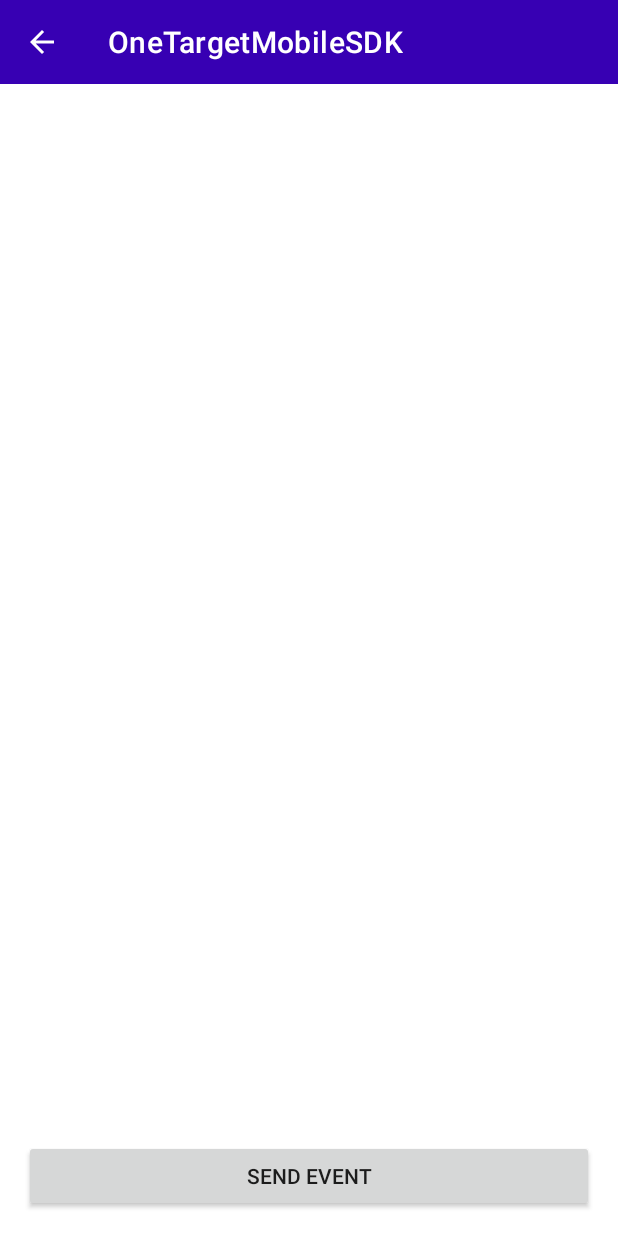
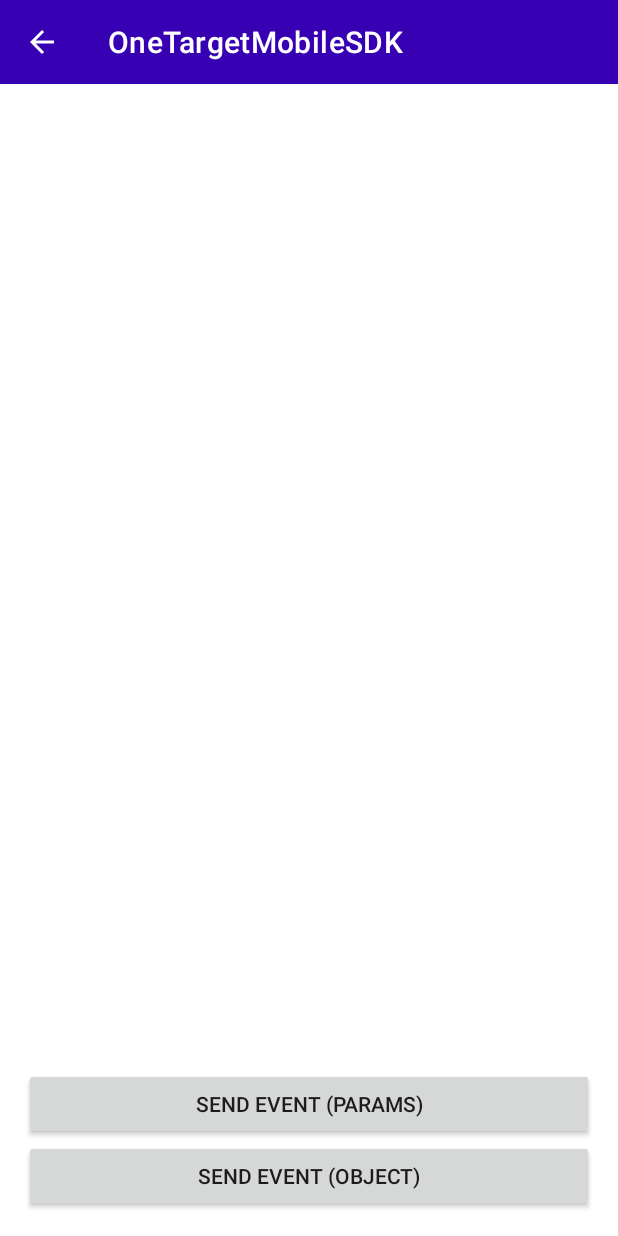
Before and after one commit to g1-onetarget/onetargetsdk, an Android app: the screen it shows after launch (MainActivity), on a phone screen of 412 x 824 dp. Run offline under Robolectric (Android 15) with nearby library versions, the phone set to English and light mode, and no system bars.

Commit message:
add func tracking by object

```diff
--- a/app/src/main/java/com/g1/onetarget/activity/MainActivity.kt
+++ b/app/src/main/java/com/g1/onetarget/activity/MainActivity.kt
@@ -16,7 +16,8 @@ import com.google.gson.GsonBuilder
 
 class MainActivity : AppCompatActivity() {
     private var toolbar: Toolbar? = null
-    private var btTestTracking: AppCompatButton? = null
+    private var btTestTrackingByParams: AppCompatButton? = null
+    private var btTestTrackingByObject: AppCompatButton? = null
     private var tvInput: AppCompatTextView? = null
     private var tvOutput: AppCompatTextView? = null
 
@@ -33,7 +34,8 @@ class MainActivity : AppCompatActivity() {
 
     private fun setupActionBar() {
         toolbar = findViewById(R.id.toolbar)
-        btTestTracking = findViewById(R.id.btTestTracking)
+        btTestTrackingByParams = findViewById(R.id.btTestTrackingByParams)
+        btTestTrackingByObject = findViewById(R.id.btTestTrackingByObject)
         tvInput = findViewById(R.id.tvInput)
         tvOutput = findViewById(R.id.tvOutput)
 
@@ -50,9 +52,10 @@ class MainActivity : AppCompatActivity() {
             }
         }
 
-        btTestTracking?.setOnClickListener {
-            //you have 2 options
-//            trackEventByParams()
+        btTestTrackingByParams?.setOnClickListener {
+            trackEventByParams()
+        }
+        btTestTrackingByObject?.setOnClickListener {
             trackEventByObject()
         }
     }
@@ -60,16 +63,18 @@ class MainActivity : AppCompatActivity() {
     @SuppressLint("SetTextI18n")
     private fun trackEventByParams() {
         val workSpaceId = "490bf1f1-2e88-4d6d-8ec4-2bb7de74f9a8"
-        val identityId = HashMap<String, Any>()
-        identityId["user_id"] = "User${System.currentTimeMillis()}"
-        identityId["phone"] = "0123456789"
-        identityId["email"] = "loitp@galaxy.one"
-        identityId["deviceId"] = Analytics.getDeviceId(this)
+        val identityId = hashMapOf<String, Any>(
+            "user_id" to "Params${System.currentTimeMillis()}",
+            "phone" to "0123456789",
+            "email" to "loitp@galaxy.one",
+            "deviceId" to Analytics.getDeviceId(this)
+        )
         val eventName = "event_name"
         val eventDate = System.currentTimeMillis()
-        val eventData = HashMap<String, Any>()
-        eventData["pageTitle"] = "Passenger Information"
-        eventData["pagePath"] = "/home"
+        val eventData = hashMapOf<String, Any>(
+            "pageTitle" to "Passenger Information",
+            "pagePath" to "/home"
+        )
 
         Analytics.trackEvent(
             workSpaceId = workSpaceId,
@@ -99,16 +104,17 @@ class MainActivity : AppCompatActivity() {
         val monitorEvent = MonitorEvent()
         monitorEvent.workspaceId = "490bf1f1-2e88-4d6d-8ec4-2bb7de74f9a8"
         monitorEvent.identityId = hashMapOf(
-            "user_id" to "User${System.currentTimeMillis()}",
+            "user_id" to "Object${System.currentTimeMillis()}",
             "phone" to "0123456789",
             "email" to "loitp@galaxy.one",
             "deviceId" to Analytics.getDeviceId(this)
         )
-        monitorEvent.eventName = "event_name"
+        monitorEvent.eventName = "track_now_event"
         monitorEvent.eventDate = System.currentTimeMillis()
         monitorEvent.eventData = hashMapOf(
-            "pageTitle" to "Passenger Information",
-            "pagePath" to "/home"
+            "name" to "Loitp",
+            "bod" to "01/01/2000",
+            "player_id" to 123456
         )
 
         Analytics.trackEvent(
--- a/app/src/main/res/layout/activity_main.xml
+++ b/app/src/main/res/layout/activity_main.xml
@@ -47,10 +47,21 @@
     </androidx.core.widget.NestedScrollView>
 
     <androidx.appcompat.widget.AppCompatButton
-        android:id="@+id/btTestTracking"
+        android:id="@+id/btTestTrackingByParams"
         android:layout_width="match_parent"
         android:layout_height="wrap_content"
-        android:layout_margin="@dimen/margin_padding_medium"
-        android:text="Send Event"
+        android:layout_marginStart="@dimen/margin_padding_medium"
+        android:layout_marginEnd="@dimen/margin_padding_medium"
+        android:text="Send Event (Params)"
+        tools:ignore="HardcodedText" />
+
+    <androidx.appcompat.widget.AppCompatButton
+        android:id="@+id/btTestTrackingByObject"
+        android:layout_width="match_parent"
+        android:layout_height="wrap_content"
+        android:layout_marginStart="@dimen/margin_padding_medium"
+        android:layout_marginEnd="@dimen/margin_padding_medium"
+        android:layout_marginBottom="@dimen/margin_padding_medium"
+        android:text="Send Event (Object)"
         tools:ignore="HardcodedText" />
 </androidx.appcompat.widget.LinearLayoutCompat>
--- a/onetargetsdk/src/main/java/com/g1/onetargetsdk/Analytics.kt
+++ b/onetargetsdk/src/main/java/com/g1/onetargetsdk/Analytics.kt
@@ -11,7 +11,6 @@ import retrofit2.Call
 import retrofit2.Callback
 import retrofit2.Response
 import java.util.*
-
 
 class Analytics {
     companion object {
```
